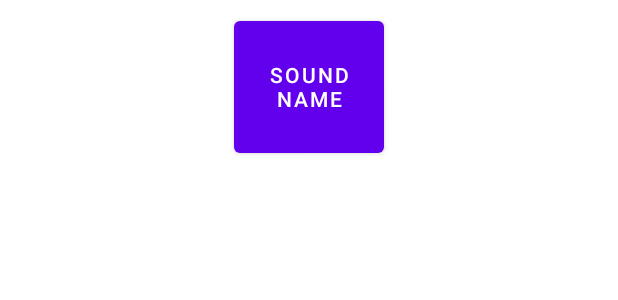
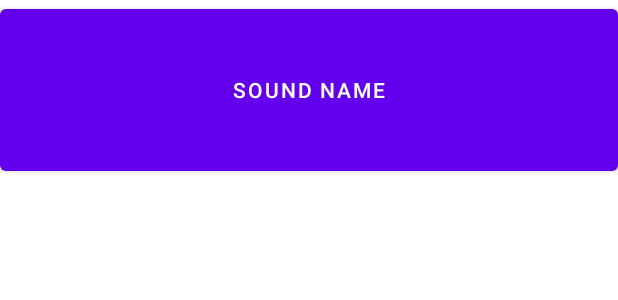
Before and after one commit to Spirit1489/MVVM_Beat, an Android app: the layout list_item_sound.xml on its own in the app's theme, with its tools: preview values and no code run, on a phone screen of 412 x 824 dp. Shown: the top 300 px of the screen. Run offline under Robolectric (Android 15) with nearby library versions, the phone set to English and light mode, and no system bars.

Commit message:
RecyclerView, AssetsList

```diff
--- a/app/src/main/res/layout/list_item_sound.xml
+++ b/app/src/main/res/layout/list_item_sound.xml
@@ -2,27 +2,18 @@
 <layout xmlns:android="http://schemas.android.com/apk/res/android"
     xmlns:tools="http://schemas.android.com/tools">
 
-    <data>
-        <variable
-            name="viewModel"
-            type="ru.spiritblog.beatbox.SoundViewModel" />
+    <!--    <data>-->
+    <!--        <variable-->
+    <!--            name="viewModel"-->
+    <!--            type="ru.spiritblog.beatbox.SoundViewModel" />-->
 
-    </data>
+    <!--    </data>-->
 
-<FrameLayout
-    android:layout_width="match_parent"
-    android:layout_height="wrap_content"
-    android:layout_margin="8dp"
-    >
+
     <Button
-        android:layout_width="100dp"
-        android:layout_height="100dp"
-        android:layout_gravity="center"
-        android:onClick="@{() -> viewModel.onButtonClicked()}"
-        android:text="@{viewModel.title}"
+        android:layout_width="match_parent"
+        android:layout_height="120dp"
         tools:text="Sound name" />
-
-    </FrameLayout>
 
 
 </layout>
```
Also changed, not shown: app/build.gradle (+7 -0 lines), app/src/main/java/ru/spiritblog/mvvm_beat/BeatBox.kt (added, +48 -0 lines), app/src/main/java/ru/spiritblog/mvvm_beat/MainActivity.kt (+58 -1 lines), app/src/main/java/ru/spiritblog/mvvm_beat/Sound.kt (added, +10 -0 lines), app/src/main/res/layout/activity_main.xml (+11 -6 lines).
